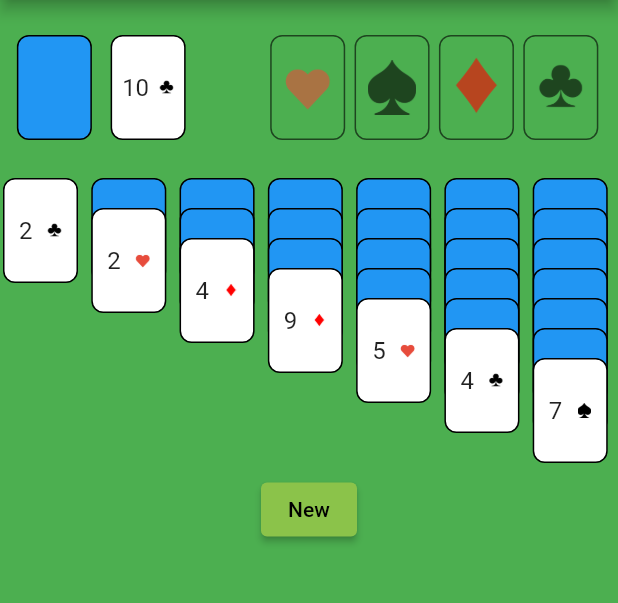
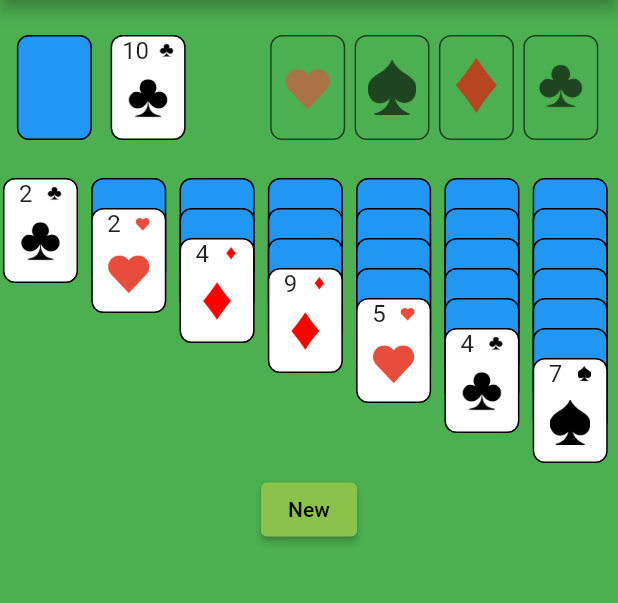
Before and after one commit to basicBrogrammer/Flutter-Solitaire, a Flutter app: the screen it shows after launch, on a phone screen of 412 x 824 dp, the part 84-687 px from its top. Run offline on Flutter 3.47's test engine with Material 2 defaults, Android fonts, the phone set to English and light mode, and no system bars.

Commit message:
update DisplayCard styling & fix last card auto flip

```diff
--- a/lib/screens/game.dart
+++ b/lib/screens/game.dart
@@ -136,7 +136,7 @@ class _GameScreenState extends State<GameScreen> {
 
       setState(() {
         from.removeWhere((card) => cards.contains(card));
-        if (!from.last.faceUp) {
+        if (from.length > 0 && !from.last.faceUp) {
           from.last.faceUp = true;
         }
         to.addAll(cards);
--- a/lib/widgets/display_card.dart
+++ b/lib/widgets/display_card.dart
@@ -33,7 +33,9 @@ class DisplayCard extends StatelessWidget {
 
   Widget? _buildChild() {
     if (card is PlayingCard && card!.faceUp) {
-      return Row(
+      return Column(
+        children: [
+          Row(
             mainAxisAlignment: MainAxisAlignment.spaceEvenly,
             children: [
               Center(
@@ -48,6 +50,14 @@ class DisplayCard extends StatelessWidget {
                 child: card!.image,
               ),
             ],
+          ),
+          Container(
+            height: 30.0,
+            width: 30.0,
+            margin: EdgeInsets.all(8.0),
+            child: card!.image,
+          ),
+        ],
       );
     } else {
       return null;
```
Also changed, not shown: 1 other file. Lines whose indentation alone changed are shown as unchanged.
